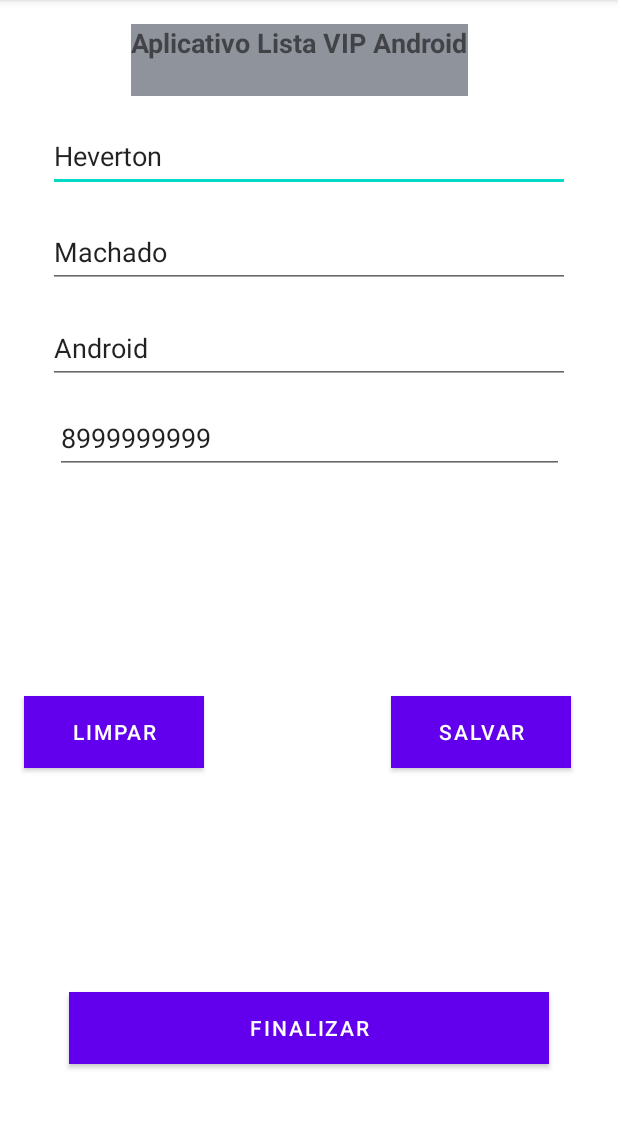
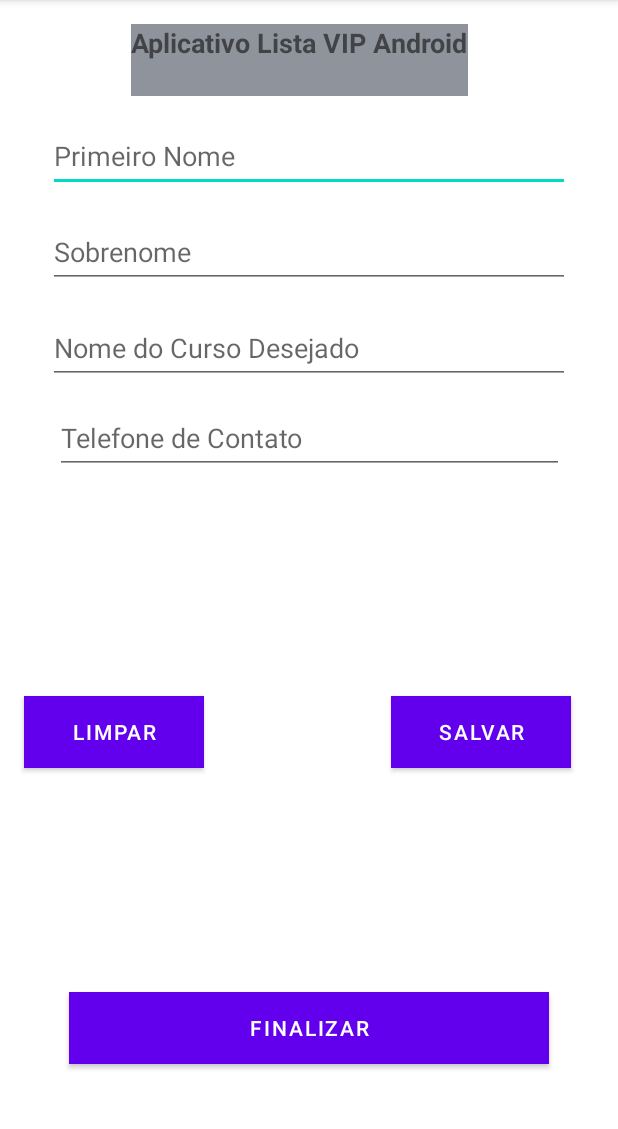
Before and after one commit to hevertonaraujomachado/-Desenvolvimento-Android-2023---Crie-13-apps-completos, an Android app: the screen it shows after launch (MainActivity), on a phone screen of 412 x 824 dp, the part 84-1213 px from its top. Run offline under Robolectric (Android 15) with nearby library versions, the phone set to English and light mode, and no system bars.

Commit message:
SharedPreferences buscar dados

```diff
--- a/AppListaCurso/app/src/main/java/devandroid/machado/applistacurso/view/MainActivity.java
+++ b/AppListaCurso/app/src/main/java/devandroid/machado/applistacurso/view/MainActivity.java
@@ -45,31 +45,24 @@ public class MainActivity extends AppCompatActivity {
         controller.toString();
 
         pessoa = new Pessoa();
-
-        pessoa.setPrimeiroNome("Heverton");
-        pessoa.setSobreNome("Machado");
-        pessoa.setCursoDesejado("Android");
-        pessoa.setTelefoneContato("8999999999");
-
-        outraPessoa = new Pessoa();
-        outraPessoa.setPrimeiroNome("heveq");
-        outraPessoa.setSobreNome("Machadoo");
-        outraPessoa.setCursoDesejado("Java");
-        outraPessoa.setTelefoneContato("8999899999");
+        pessoa.setPrimeiroNome(preferences.getString("primeiroNome",""));
+        pessoa.setSobreNome(preferences.getString("sobreNome",""));
+        pessoa.setCursoDesejado(preferences.getString("nomeCurso",""));
+        pessoa.setTelefoneContato(preferences.getString("telefoneContato",""));
 
         editPrimeiroNome = findViewById(R.id.editPrimeiroNome);
         editSobrenomeAluno = findViewById(R.id.editSobrenomeAluno);
         editNomeDoCursoDesejad = findViewById(R.id.editNomeDoCursoDesejado);
         editTelefoneContato = findViewById(R.id.editTelefoneContato);
 
-        btnLimpar = findViewById(R.id.btnLimpar);
-        btnSalvar = findViewById(R.id.btnSalvar);
-        btnFinalisar = findViewById(R.id.btnFinalisar);
-
         editPrimeiroNome.setText(pessoa.getPrimeiroNome());
         editSobrenomeAluno.setText(pessoa.getSobreNome());
         editNomeDoCursoDesejad.setText(pessoa.getCursoDesejado());
         editTelefoneContato.setText(pessoa.getTelefoneContato());
+
+        btnLimpar = findViewById(R.id.btnLimpar);
+        btnSalvar = findViewById(R.id.btnSalvar);
+        btnFinalisar = findViewById(R.id.btnFinalisar);
 
         btnLimpar.setOnClickListener(new View.OnClickListener() {
             @Override
@@ -118,6 +111,7 @@ btnFinalisar.setOnClickListener(new View.OnClickListener() {
                 finish();
             }
         });
+
         btnFinalisar.setOnClickListener(new View.OnClickListener() {
             @Override
             public void onClick(View view) {
@@ -133,7 +127,7 @@ btnFinalisar.setOnClickListener(new View.OnClickListener() {
         });
 
         Log.i("POOAndroid", pessoa.toString());
-        Log.i("POOAndroid", outraPessoa.toString());
+
 
     }
 }
```
